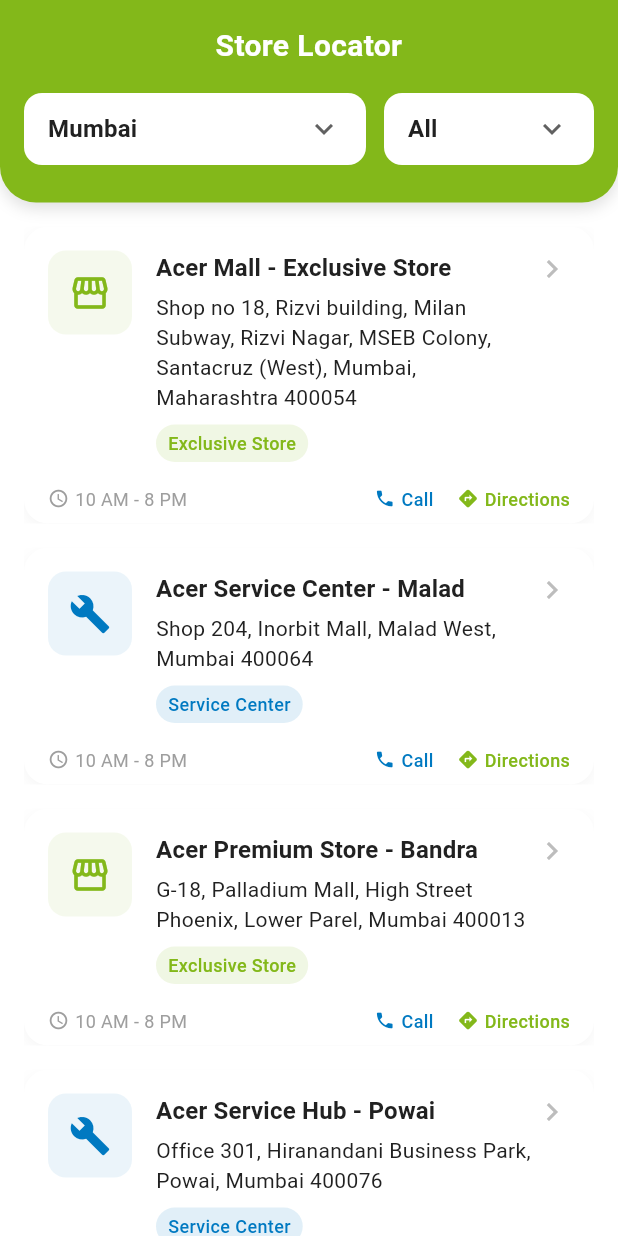
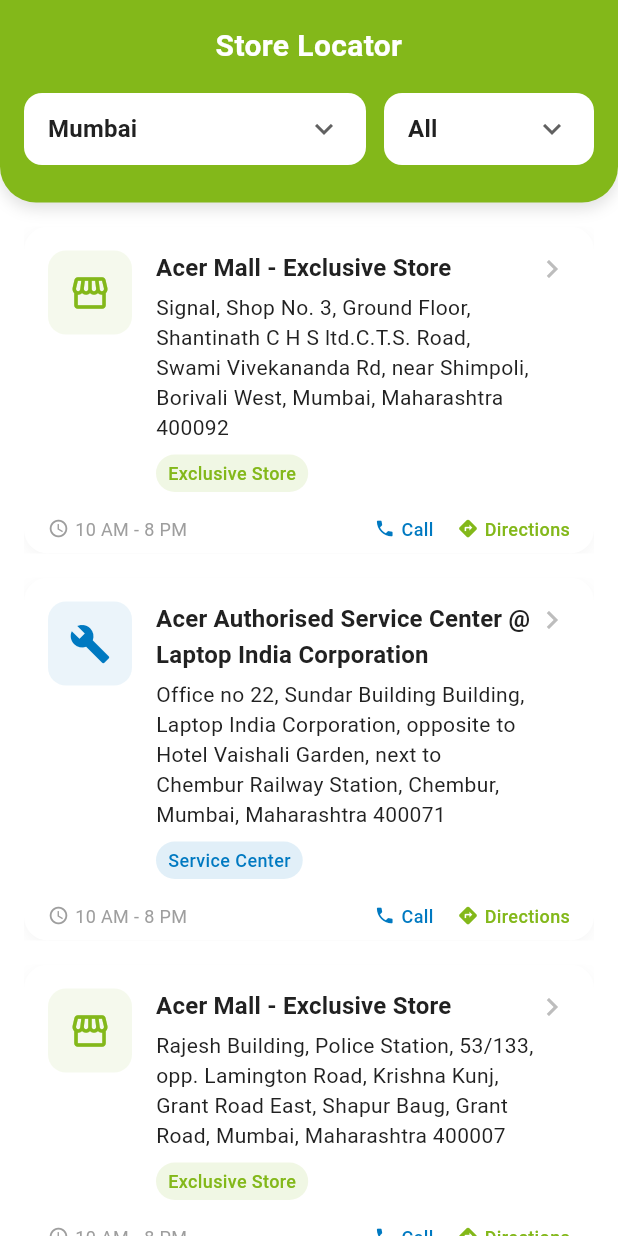
Before and after one commit to Chandrakant0110/acer_app, a Flutter app: the LocationPage screen opened directly, on a phone screen of 412 x 824 dp. Run offline on Flutter 3.47's test engine with Material 3 defaults, Android fonts, the phone set to English and light mode, and no system bars; our stand-ins replace connectivity_plus, firebase_auth, firebase_core, flutter_local_notifications, google_sign_in, image_picker and 4 more; accounts and stored records are empty.

Commit message:
added the password and location changed till chennai of shops only

```diff
--- a/lib/about_acer_store.dart
+++ b/lib/about_acer_store.dart
@@ -98,7 +98,8 @@
                       'Dark Mode support',
                       'Profile photo can be uploaded by Gallery or Camera',
                       'Added Notification system',
-
+                      'Added Offline page',
+                      'Added Biometric page in payment page to edit the payment method and its password is 5733',
                     ],
                   ),
                   const SizedBox(height: 12),
--- a/lib/location_page.dart
+++ b/lib/location_page.dart
@@ -42,117 +42,133 @@
   }
 
   // Sample data for Acer stores and service centers
+  // To update map URLs: Replace the placeholder URLs with actual Google Maps links
+  // Get these links by searching for the location in Google Maps, clicking "Share",
+  // and selecting "Copy link" to get the exact location URL
   final Map<String, List<Map<String, dynamic>>> _locations = {
     'Mumbai': [
       {
         'name': 'Acer Mall - Exclusive Store',
-        'address': 'Shop no 18, Rizvi building, Milan Subway, Rizvi Nagar, MSEB Colony, Santacruz (West), Mumbai, Maharashtra 400054',
+        'address': 'Signal, Shop No. 3, Ground Floor, Shantinath C H S ltd.C.T.S. Road, Swami Vivekananda Rd, near Shimpoli, Borivali West, Mumbai, Maharashtra 400092',
         'type': 'shop',
         'lat': 19.05227,
         'lng': 72.85184,
-        'phone': '+91 9876543210',
-      },
-      {
-        'name': 'Acer Service Center - Malad',
-        'address': 'Shop 204, Inorbit Mall, Malad West, Mumbai 400064',
+        'phone': '+91 9513384670',
+        'mapUrl': 'https://www.google.com/maps/place/Acer+Mall+-+Exclusive+Store/@19.2226043,72.8508444,16z/data=!3m2!4b1!5s0x3be7b0d51245be05:0xa9f59dbb4300792c!4m6!3m5!1s0x3be7c9ec1292e357:0xe6b1a3582c600079!8m2!3d19.2226043!4d72.8534193!16s%2Fg%2F11q94qh3vd?entry=ttu&g_ep=EgoyMDI1MDYyMy4yIKXMDSoASAFQAw%3D%3D',
+      },
+      {
+        'name': 'Acer Authorised Service Center @ Laptop India Corporation',
+        'address': 'Office no 22, Sundar Building Building, Laptop India Corporation, opposite to Hotel Vaishali Garden, next to Chembur Railway Station, Chembur, Mumbai, Maharashtra 400071',
         'type': 'service',
         'lat': 19.1890,
         'lng': 72.8347,
-        'phone': '+91 22 6789 1235',
-      },
-      {
-        'name': 'Acer Premium Store - Bandra',
-        'address': 'G-18, Palladium Mall, High Street Phoenix, Lower Parel, Mumbai 400013',
+        'phone': '+91 9819557655',
+        'mapUrl': 'https://www.google.com/maps/place/Acer+Authorised+Service+Center+@+Laptop+India+Corporation/@19.062074,72.8997622,17z/data=!3m1!4b1!4m6!3m5!1s0x3be7c61fa3901c9f:0x5a4a2a71e85f3275!8m2!3d19.062074!4d72.9023371!16s%2Fg%2F11bxfhk5dw?entry=ttu&g_ep=EgoyMDI1MDYyMy4yIKXMDSoASAFQAw%3D%3D',
+      },
+      {
+        'name': 'Acer Mall - Exclusive Store',
+        'address': 'Rajesh Building, Police Station, 53/133, opp. Lamington Road, Krishna Kunj, Grant Road East, Shapur Baug, Grant Road, Mumbai, Maharashtra 400007',
         'type': 'shop',
         'lat': 19.0136,
         'lng': 72.8320,
-        'phone': '+91 22 6789 1236',
-      },
-      {
-        'name': 'Acer Service Hub - Powai',
-        'address': 'Office 301, Hiranandani Business Park, Powai, Mumbai 400076',
+        'phone': '+91 9355041241',
+        'mapUrl': 'https://www.google.com/maps/place/Acer+Mall+-+Exclusive+Store/@18.9642791,72.7963482,13.5z/data=!4m6!3m5!1s0x3be7cf06ab665385:0xd876d17c77a5c4e!8m2!3d18.9606803!4d72.8173884!16s%2Fg%2F11vyt1hqjs?entry=ttu&g_ep=EgoyMDI1MDYyMy4yIKXMDSoASAFQAw%3D%3D',
+      },
+      {
+        'name': 'Acer Service Center',
+        'address': 'B-302, 3rd Floor, Visava Co-operative Housing Society, Bhavani Shankar Rd, near Shardashram Vidyamandir International School, Madhav Nagar Cooperative Housing Society, Dadar West, Mumbai, Maharashtra 400028',
         'type': 'service',
         'lat': 19.1197,
         'lng': 72.9073,
-        'phone': '+91 22 6789 1237',
+        'phone': '+91 022 4293 9361',
+        'mapUrl': 'https://www.google.com/maps/place/Acer+Service+Center/@19.0154904,72.832307,16.75z/data=!4m6!3m5!1s0x3be7cf3716a7dec3:0xff8540d5b543333b!8m2!3d19.0148184!4d72.8368556!16s%2Fg%2F11vys993ch?entry=ttu&g_ep=EgoyMDI1MDYyMy4yIKXMDSoASAFQAw%3D%3D',
       },
     ],
     'Delhi': [
       {
-        'name': 'Acer Store - Connaught Place',
-        'address': 'Shop 15, Block A, Connaught Place, New Delhi 110001',
+        'name': 'Acer Mall - Exclusive Store',
+        'address': 'Metro Pillar 45, E-59, Vikas Marg, Veer Savarkar Block, Block G, Laxmi Nagar, Delhi, 110092',
         'type': 'shop',
         'lat': 28.6315,
         'lng': 77.2167,
-        'phone': '+91 11 4567 8901',
-      },
-      {
-        'name': 'Acer Service Hub - Nehru Place',
-        'address': 'Unit 108, Nehru Place Market, New Delhi 110019',
+        'phone': '+91 9513384257',
+        'mapUrl': 'https://www.google.com/maps/place/Acer+Mall+-+Exclusive+Store/@28.6330011,77.2681158,14.75z/data=!4m6!3m5!1s0x390cfcab924c0b3b:0xa8418dea70e5b290!8m2!3d28.6336103!4d77.2817383!16s%2Fg%2F11b6p067yw?entry=ttu&g_ep=EgoyMDI1MDYyMy4yIKXMDSoASAFQAw%3D%3D',
+      },
+      {
+        'name': 'VCL Technocare Pvt.Ltd - Acer Authorised service centre Janakpuri, New Delhi',
+        'address': '2nd floor, Vishal Tower, 2nd floor 212 A, 226, District Centre, Janakpuri, Delhi, 110058',
         'type': 'service',
         'lat': 28.5494,
         'lng': 77.2519,
-        'phone': '+91 11 4567 8902',
-      },
-      {
-        'name': 'Acer Exclusive Store - Saket',
-        'address': 'LG-25, Select City Walk Mall, Saket District Centre, New Delhi 110017',
+        'phone': '+91 9958146330',
+        'mapUrl': 'https://www.google.com/maps/place/VCL+Technocare+Pvt.Ltd+-+Acer+Authorised+service+centre+Janakpuri,+New+Delhi/@28.6285741,77.0782554,16.75z/data=!4m6!3m5!1s0x390d04bf9f81937d:0xd30691dbbbedd3ce!8m2!3d28.6291697!4d77.081314!16s%2Fg%2F11b6njvv8s?entry=ttu&g_ep=EgoyMDI1MDYyMy4yIKXMDSoASAFQAw%3D%3D',
+      },
+      {
+        'name': 'Acer Mall - Exclusive Store',
+        'address': 'Metro Pillar No-58, Aggarwal Chambers Block, Shop Number-2, Ground Floor, Plot No -113 -31 & 34/433, Vikas Marg, near Veer Savarkar Block, Shakarpur, New Delhi, Delhi 110092',
         'type': 'shop',
         'lat': 28.5245,
         'lng': 77.2066,
-        'phone': '+91 11 4567 8903',
-      },
-      {
-        'name': 'Acer Service Center - Rajouri Garden',
-        'address': 'B-24, Rajouri Garden Main Market, New Delhi 110027',
+        'phone': '+91 6366527832',
+        'mapUrl': 'https://www.google.com/maps/place/Acer+Mall+-+Exclusive+Store/@28.6341515,77.2810319,18z/data=!4m6!3m5!1s0x390cfdc77892de39:0x46605e18263d7a9b!8m2!3d28.635079!4d77.28494!16s%2Fg%2F11vhgkwdgz?entry=ttu&g_ep=EgoyMDI1MDYyMy4yIKXMDSoASAFQAw%3D%3D',
+      },
+      {
+        'name': 'Acer Care Center',
+        'address': 'Acer Service Center, F159, West, Ganesh Nagar, Tilak Nagar, New Delhi, Delhi, 110018',
         'type': 'service',
         'lat': 28.6466,
         'lng': 77.1207,
-        'phone': '+91 11 4567 8904',
+        'phone': '+91 9971584700',
+        'mapUrl': 'https://www.google.com/maps/place/Acer+Care+Center/@28.6466,77.1207,17z/data=!3m1!4b1!4m6!3m5!1s0x390cfd22ae5c9a6b:0x7f37ed0df59ad072!8m2!3d28.634425!4d77.2833635!16s%2Fg%2F11tx5ycpry?entry=ttu&g_ep=EgoyMDI1MDYyMy4yIKXMDSoASAFQAw%3D%3D',
       },
     ],
     'Bangalore': [
       {
-        'name': 'Acer Mall Store - MG Road',
-        'address': 'UB City Mall, Level 2, Vittal Mallya Road, Bangalore 560001',
+        'name': 'Acer Mall - Exclusive Store',
+        'address': 'Shop No. 314(C), 7th main, 80 Ft road Stage 1,HRBR Layout, Next to Nilgirls Super Market Kalyan Nagar, Kammanahalli, Bengaluru, Karnataka 560043',
         'type': 'shop',
         'lat': 12.9722,
         'lng': 77.6191,
         'phone': '+91 80 2345 6789',
-      },
-      {
-        'name': 'Acer Care - Koramangala',
-        'address': 'Forum Mall, 5th Block, Koramangala, Bangalore 560095',
+        'mapUrl': 'https://www.google.com/maps/place/Acer+Mall+-+Exclusive+Store/@13.0190054,77.6433151,15z/data=!4m6!3m5!1s0x3bae178e267a12e9:0xc982048a9f651da!8m2!3d13.0190054!4d77.6433151!16s%2Fg%2F11f5wqknf3?hl=en&entry=ttu&g_ep=EgoyMDI1MDYyMy4yIKXMDSoASAFQAw%3D%3D',
+      },
+      {
+        'name': 'Acer Authorised Service Centre - Koramangala',
+        'address': 'NO 650, 2ND FLOOR 17TH MAIN, 80 Feet Rd, 6th Block, Koramangala, Bengaluru, Karnataka 560095',
         'type': 'service',
         'lat': 12.9320,
         'lng': 77.6139,
-        'phone': '+91 80 2345 6790',
-      },
-      {
-        'name': 'Acer Premium Store - Indiranagar',
-        'address': '1216, 100 Feet Road, Indiranagar, Bangalore 560038',
+        'phone': '+91 8048501435',
+        'mapUrl': 'https://www.google.com/maps/place/Acer+Authorised+Service+Centre+-+Koramangala/@12.9373348,77.6229074,19.25z/data=!4m6!3m5!1s0x3bae158346278839:0xe80c71dc91fafe17!8m2!3d12.9373368!4d77.624113!16s%2Fg%2F11v9c3g7ws?hl=en&entry=ttu&g_ep=EgoyMDI1MDYyMy4yIKXMDSoASAFQAw%3D%3D',
+      },
+      {
+        'name': 'Acer Mall - Exclusive Store',
+        'address': 'Ground Floor, SPA Plaza, No. 1094 Unit No, 48 to 51, Old Taluk Cutchery Rd, Bengaluru, Karnataka 560002',
         'type': 'shop',
         'lat': 12.9719,
         'lng': 77.6412,
-        'phone': '+91 80 2345 6791',
-      },
-      {
-        'name': 'Acer Service Hub - Whitefield',
-        'address': 'Phoenix Marketcity, Mahadevapura, Whitefield, Bangalore 560048',
+        'phone': '+91 9355041493',
+        'mapUrl': 'https://www.google.com/maps/place/Acer+Mall+-+Exclusive+Store/@12.9657577,77.5849561,15z/data=!4m6!3m5!1s0x3bae15dfe20e8f4f:0xcbe1728bf81dc994!8m2!3d12.9657577!4d77.5849561!16s%2Fg%2F11vywzftcv?hl=en&entry=ttu&g_ep=EgoyMDI1MDYyMy4yIKXMDSoASAFQAw%3D%3D',
+      },
+      {
+        'name': 'Acer Authorised Service Center - Bangalore',
+        'address': 'No.40/45 Ground Floor, Landmark Near Corporation Bank, 3Rd Main, 4Th Cross, Chamrajpet, Bengaluru, Karnataka 560018',
         'type': 'service',
         'lat': 12.9973,
         'lng': 77.6957,
-        'phone': '+91 80 2345 6792',
+        'phone': '+91 7349768232',
+        'mapUrl': 'https://www.google.com/maps/place/Acer+Authorised+Service+Center+-+Bangalore/@12.9594463,77.5666101,15z/data=!4m6!3m5!1s0x3bae150bd1b34ea5:0xed3bff62f1a6cf6d!8m2!3d12.9594463!4d77.5666101!16s%2Fg%2F11w25jb9b8?hl=en&entry=ttu&g_ep=EgoyMDI1MDYyMy4yIKXMDSoASAFQAw%3D%3D',
       },
     ],
     'Chennai': [
       {
-        'name': 'Acer Exclusive Store - T Nagar',
-        'address': '45, North Usman Road, T Nagar, Chennai 600017',
+        'name': 'Acer Mall - Exclusive Store',
+        'address': '7/8, Nambi Complex, Shop No.1,2,3, Blackers Rd, Mount Road, Anna Salai, Chennai, Tamil Nadu 600002',
         'type': 'shop',
         'lat': 13.0434,
         'lng': 80.2340,
-        'phone': '+91 44 3456 7890',
+        'phone': '+91 9513234403',
+        'mapUrl': 'https://www.google.com/maps/place/Acer+Mall+-+Exclusive+Store/@13.068272,80.27064,15z/data=!4m6!3m5!1s0x3a52661740000001:0x27a74f0669525bce!8m2!3d13.0682967!4d80.2707438!16s%2Fg%2F1tk6tbc0?hl=en&entry=ttu&g_ep=EgoyMDI1MDYyMy4yIKXMDSoASAFQAw%3D%3D',
       },
       {
         'name': 'Acer Service Center - Anna Nagar',
@@ -161,14 +177,16 @@
         'lat': 13.0827,
         'lng': 80.2076,
         'phone': '+91 44 3456 7891',
-      },
-      {
-        'name': 'Acer Premium Store - Velachery',
-        'address': 'Phoenix MarketCity, Level 2, Velachery, Chennai 600042',
+        'mapUrl': 'https://maps.app.goo.gl/FFnHZV6YgLXrYwkz5',
+      },
+      {
+        'name': 'Acer Mall - Exclusive Store',
+        'address': 'SF 204, Nexus Vijaya Mall, 183 Great Southern Trunk Rd, Arcot Rd, Vadapalani, Chennai, Tamil Nadu 600026',
         'type': 'shop',
         'lat': 12.9815,
         'lng': 80.2207,
-        'phone': '+91 44 3456 7892',
+        'phone': '+91 9513234425',
+        'mapUrl': 'https://www.google.com/maps/place/Acer+Mall+-+Exclusive+Store/@13.0505735,80.2094639,15z/data=!4m6!3m5!1s0x3a52674e3edc26c9:0x65689e46c0559361!8m2!3d13.0505735!4d80.2094639!16s%2Fg%2F11rqgyyfwt?hl=en&entry=ttu&g_ep=EgoyMDI1MDYyMy4yIKXMDSoASAFQAw%3D%3D',
       },
     ],
     'Hyderabad': [
@@ -179,6 +197,7 @@
         'lat': 17.4239,
         'lng': 78.4738,
         'phone': '+91 40 4567 8901',
+        'mapUrl': 'https://maps.app.goo.gl/HFnHZV6YgLXrYwkz5',
       },
       {
         'name': 'Acer Service Hub - Hitech City',
@@ -1285,41 +1304,24 @@
   }
 
   void _launchMaps(Map<String, dynamic> location) async {
-    final double lat = location['lat'];
-    final double lng = location['lng'];
-    final String name = location['name'];
-
-    // Create Google Maps URL with directions
-    final String googleMapsUrl = 'https://www.google.com/maps/dir/?api=1&destination=$lat,$lng&destination_place_id=$name';
-
-    // Alternative URLs for different map apps
-    final String appleMapsUrl = 'https://maps.apple.com/?daddr=$lat,$lng&dirflg=d';
-    final String universalMapsUrl = 'geo:$lat,$lng?q=$lat,$lng($name)';
+    // Check if mapUrl exists, otherwise generate from coordinates
+    String? mapUrl = location['mapUrl'];
+
+    if (mapUrl == null || mapUrl.isEmpty) {
+      // Fallback to coordinates if mapUrl is not provided
+      final double lat = location['lat'];
+      final double lng = location['lng'];
+      final String name = Uri.encodeComponent(location['name']);
+      mapUrl = 'https://www.google.com/maps/dir/?api=1&destination=$lat,$lng&destination_place_id=$name';
+    }
 
     try {
-      // Try to launch Google Maps first
-      if (await canLaunchUrl(Uri.parse(googleMapsUrl))) {
+      if (await canLaunchUrl(Uri.parse(mapUrl))) {
         await launchUrl(
-          Uri.parse(googleMapsUrl),
+          Uri.parse(mapUrl),
           mode: LaunchMode.externalApplication,
         );
-      }
-      // Fallback to Apple Maps (iOS)
-      else if (await canLaunchUrl(Uri.parse(appleMapsUrl))) {
-        await launchUrl(
-          Uri.parse(appleMapsUrl),
-          mode: LaunchMode.externalApplication,
-        );
-      }
-      // Fallback to universal geo URL
-      else if (await canLaunchUrl(Uri.parse(universalMapsUrl))) {
-        await launchUrl(
-          Uri.parse(universalMapsUrl),
-          mode: LaunchMode.externalApplication,
-        );
-      }
-      else {
-        // If no maps app is available, show error
+      } else {
         if (mounted) {
           ScaffoldMessenger.of(context).showSnackBar(
             SnackBar(
@@ -1328,12 +1330,11 @@
                   Icon(Icons.error_outline, color: Colors.white),
                   SizedBox(width: 12),
                   Expanded(
-                    child: Text('No maps application found on this device'),
+                    child: Text('Cannot open maps on this device'),
                   ),
                 ],
               ),
               backgroundColor: Colors.red[600],
-
               shape: RoundedRectangleBorder(
                 borderRadius: BorderRadius.circular(12),
               ),
@@ -1357,7 +1358,6 @@
               ],
             ),
             backgroundColor: Colors.red[600],
-
             shape: RoundedRectangleBorder(
               borderRadius: BorderRadius.circular(12),
             ),
```
